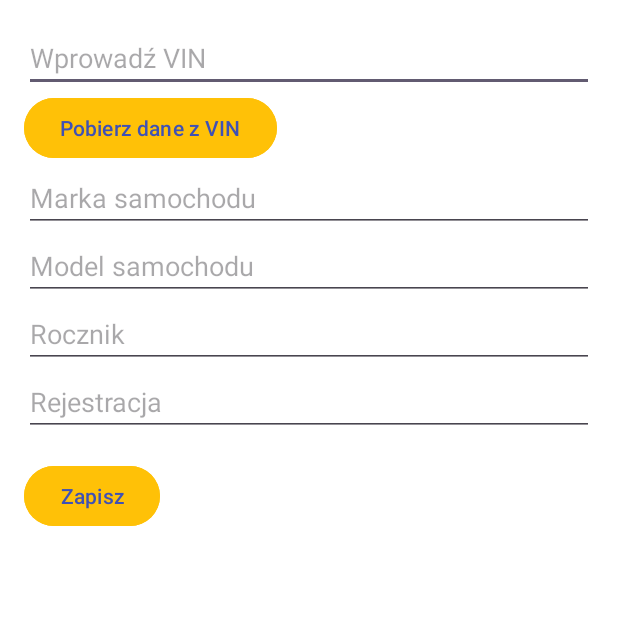
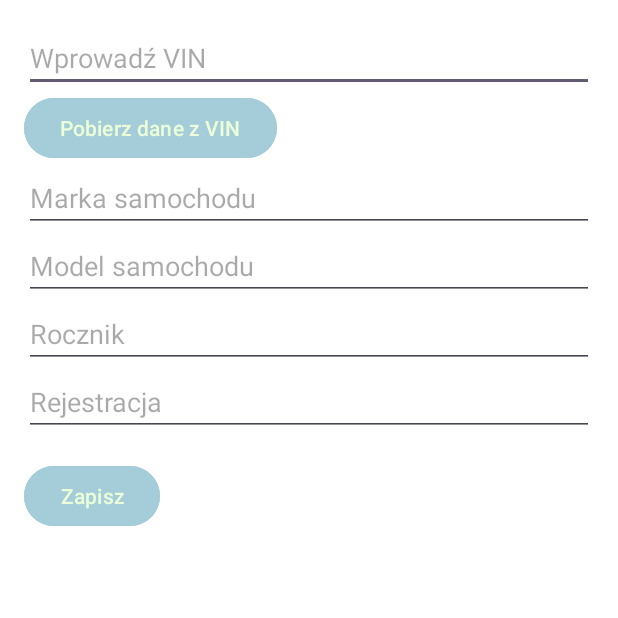
Before and after one commit to janratajczyk/Car_Garage_App, an Android app: the AddCarActivity screen opened directly, with no data from a screen before it, on a phone screen of 412 x 824 dp, the top half of it. Run offline under Robolectric (Android 15) with nearby library versions, the phone set to English and light mode, and no system bars.

Commit message:
activity_add_car.xml

```diff
--- a/app/src/main/res/layout/activity_add_car.xml
+++ b/app/src/main/res/layout/activity_add_car.xml
@@ -2,7 +2,7 @@
 <ScrollView xmlns:android="http://schemas.android.com/apk/res/android"
     android:layout_width="match_parent"
     android:layout_height="match_parent"
-    android:background="#3F51B5"
+    android:background="#EBFFD8"
     android:backgroundTint="#FFFFFF"
     android:padding="16dp">
 
@@ -21,22 +21,22 @@
             android:id="@+id/button_fetch_vin"
             android:layout_width="wrap_content"
             android:layout_height="wrap_content"
-            android:backgroundTint="#FFC107"
+            android:backgroundTint="#A4CCD9"
             android:text="Pobierz dane z VIN"
-            android:textColor="#3F51B5" />
+            android:textColor="#EBFFD8" />
         <EditText
             android:id="@+id/editTextBrand"
             android:layout_width="match_parent"
             android:layout_height="wrap_content"
             android:hint="Marka samochodu"
-            android:textColor="#3F51B5" />
+            android:textColor="#EBFFD8" />
 
         <EditText
             android:id="@+id/editTextModel"
             android:layout_width="match_parent"
             android:layout_height="wrap_content"
             android:hint="Model samochodu"
-            android:textColor="#3F51B5" />
+            android:textColor="#EBFFD8" />
 
         <EditText
             android:id="@+id/editTextYear"
@@ -44,22 +44,22 @@
             android:layout_height="wrap_content"
             android:hint="Rocznik"
             android:inputType="number"
-            android:textColor="#3F51B5" />
+            android:textColor="#EBFFD8" />
 
         <EditText
             android:id="@+id/editTextRegistration"
             android:layout_width="match_parent"
             android:layout_height="wrap_content"
             android:hint="Rejestracja"
-            android:textColor="#3F51B5" />
+            android:textColor="#EBFFD8" />
 
         <Button
             android:id="@+id/buttonSaveCar"
             android:layout_width="wrap_content"
             android:layout_height="wrap_content"
             android:layout_marginTop="16dp"
-            android:backgroundTint="#FFC107"
+            android:backgroundTint="#A4CCD9"
             android:text="Zapisz"
-            android:textColor="#3F51B5" />
+            android:textColor="#EBFFD8" />
     </LinearLayout>
 </ScrollView>
```
